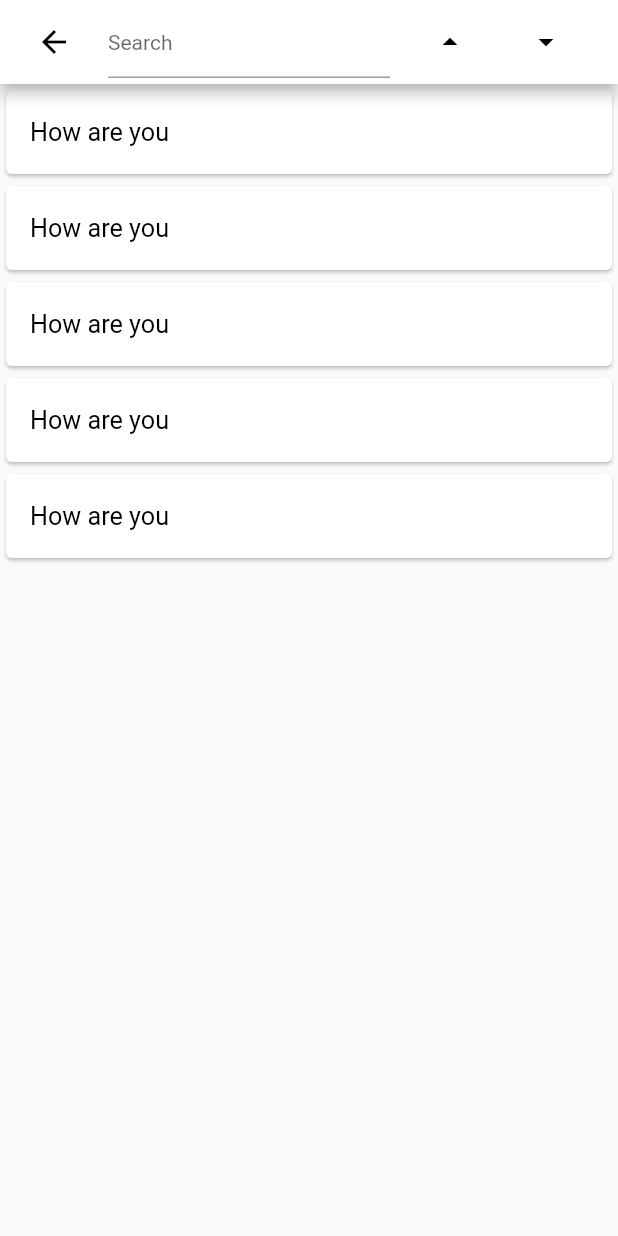
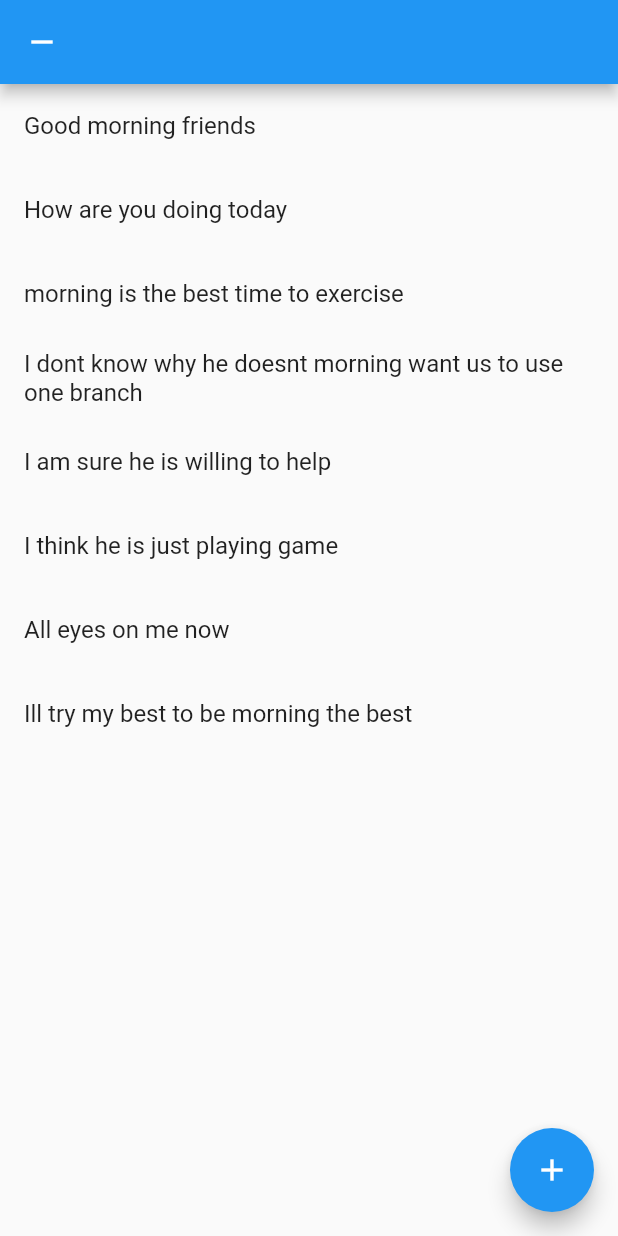
Before and after one commit to AlexMainaMunyua/Flutter-Roughwork, a Flutter app: the screen it shows after launch, on a phone screen of 412 x 824 dp. Run offline on Flutter 3.47's test engine with Material 2 defaults, Android fonts, the phone set to English and light mode, and no system bars; drawn by our look-alikes of scroll_to_index; our stand-ins replace permission_handler; missing offline and left inert: creamy_field, google_pay, pay.

Commit message:
feat: scroll and highlight

```diff
--- a/lib/main.dart
+++ b/lib/main.dart
@@ -1,13 +1,14 @@
 import 'package:flutter/material.dart';
 import 'package:flutter/services.dart';
 import 'package:flutter_testing_application/src/search_and_highlight.dart';
+import 'package:scroll_to_index/scroll_to_index.dart';
 
 void main() => runApp(MyApp());
 
 class MyApp extends StatelessWidget {
   // This widget is the root of your application.
   @override
-  Widget build(BuildContext context) {
+  Widget build(BuildContext context){
     return MaterialApp(
       debugShowCheckedModeBanner: false,
       title: 'Scroll To Index Demo',
@@ -16,7 +17,7 @@ class MyApp extends StatelessWidget {
       ),
 
       // search and Highlights
-      home: SearchandHighlights()
+      home: HighLight()
 
       // contact Service
       // home: ContactsExampleApp(),
@@ -32,3 +33,108 @@ class MyApp extends StatelessWidget {
     );
   }
 }
+
+class HighLight extends StatefulWidget {
+  const HighLight({Key key}) : super(key: key);
+
+  @override
+  _HighLightState createState() => _HighLightState();
+}
+
+class _HighLightState extends State<HighLight> {
+
+  AutoScrollController autoController;
+
+  List<String> list = ['Good morning friends', 'How are you doing today', 'morning is the best time to exercise', 'I dont know why he doesnt morning want us to use one branch', 'I am sure he is willing to help', 'I think he is just playing game', 'All eyes on me now', 'Ill try my best to be morning the best'];
+
+  String match = '';
+
+  List<int> itemList = [];
+
+  int counter = -1;
+
+  @override
+  void initState() {
+    super.initState();
+    autoController = new AutoScrollController();
+
+    autoController = AutoScrollController(
+      viewportBoundaryGetter: () =>
+          Rect.fromLTRB(0, 0, 0, MediaQuery.of(context).padding.bottom),
+    );
+  }
+
+  @override
+  Widget build(BuildContext context) {
+    return Scaffold(
+      appBar: AppBar(
+        leading: IconButton(
+          icon: Icon(Icons.remove),
+          onPressed: () =>  _prevCounter(),
+        ),
+      ),
+      floatingActionButton: FloatingActionButton(
+        onPressed: _nextCounter,
+        child: Icon(Icons.add),
+      ),
+      body: ListView.builder(
+        controller: autoController,
+          itemCount: list.length,
+          itemBuilder: (context, index){
+
+
+            for(var item in list){
+              if(item.contains(match)) {
+                itemList.add(list.indexOf(item));
+              }}
+
+            return AutoScrollTag(
+                key: ValueKey(index),
+                controller: autoController,
+                index: index,
+                highlightColor: Colors.black.withOpacity(0.1),
+                child: ListTile(
+                  title: Text('${list[index]}'),
+            ));
+
+
+      }),
+    );
+  }
+
+
+
+
+   _nextCounter(){
+     if(itemList.isNotEmpty ){
+       setState(() {
+         counter++;
+       });
+       return _scrollToCounter();
+     }
+  }
+
+   _prevCounter(){
+    if(itemList.isNotEmpty){
+      setState(() {
+        counter--;
+      });
+      return _scrollToCounter();
+
+    }
+  }
+
+  Future _scrollToCounter() async{
+    print(itemList);
+    print(counter);
+
+    var index = itemList.elementAt(counter);
+
+    print("index $index");
+
+    await autoController.scrollToIndex(index, preferPosition: AutoScrollPosition.middle);
+
+    autoController.highlight(index);
+
+  }
+}
--- a/pubspec.yaml
+++ b/pubspec.yaml
@@ -38,6 +38,7 @@ dependencies:
     sdk: flutter
   intl: any
   google_pay: ^0.0.1
+
 
 
 
```
